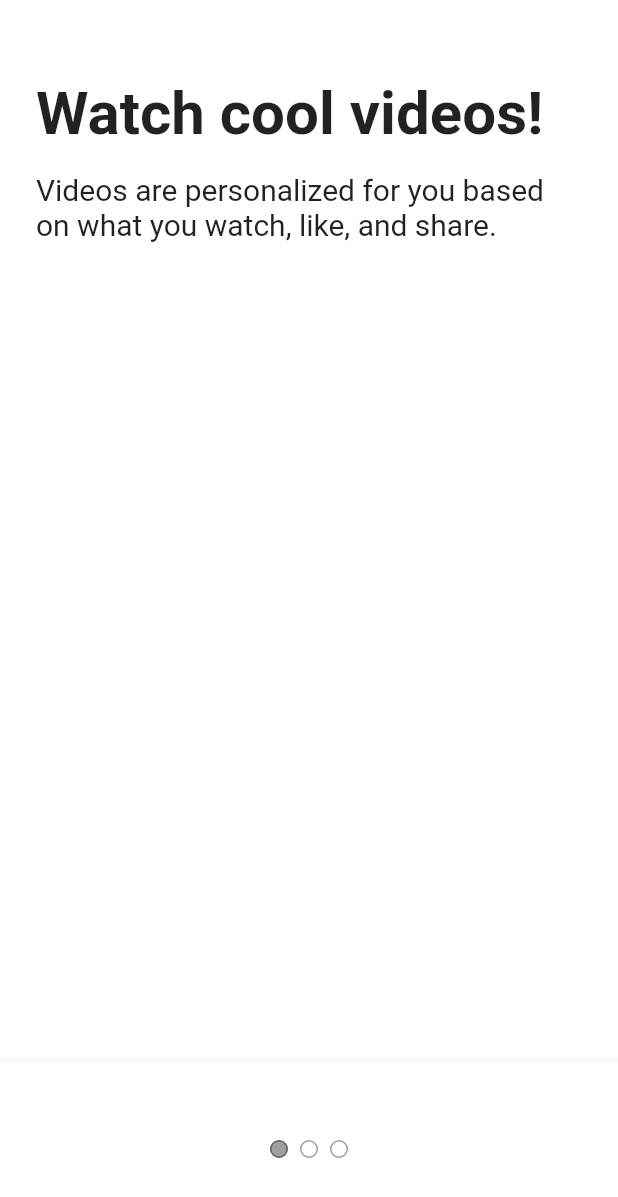
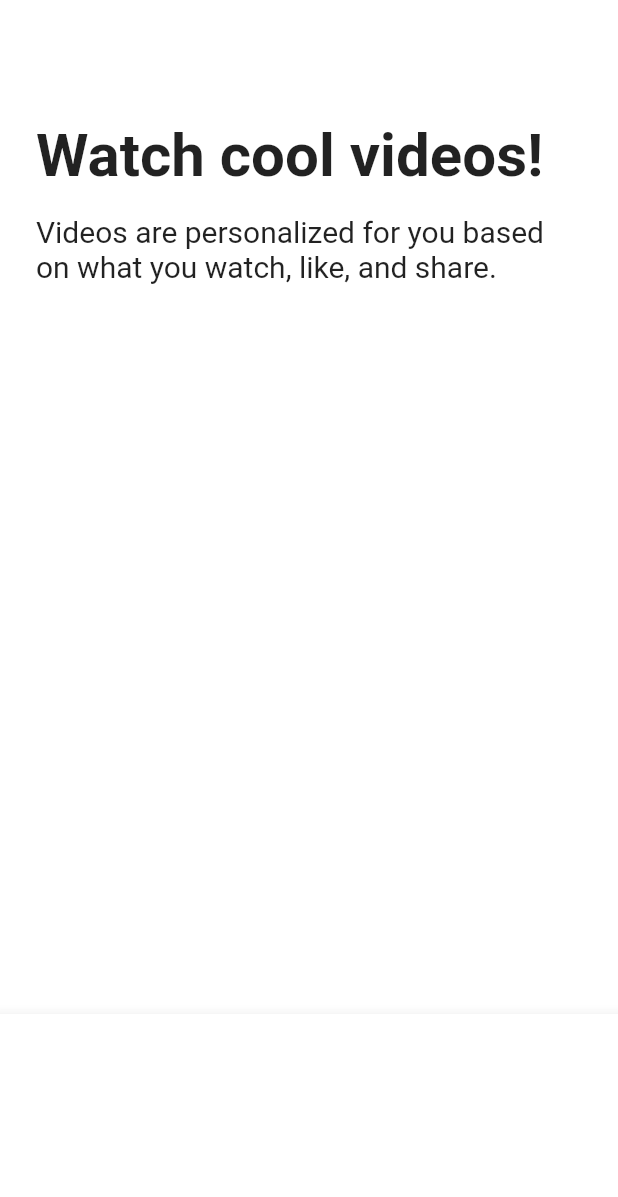
Before and after one commit to HyungwonJin/tiktok, a Flutter app: the TutorialScreen screen opened directly, on a phone screen of 412 x 824 dp. Shown: the top 1197 px of the screen. Run offline on Flutter 3.47's test engine with Material 2 defaults, Android fonts, the phone set to English and light mode, and no system bars; our stand-ins replace font_awesome_flutter.

```diff
--- a/lib/features/onboarding/tutorial_screen.dart
+++ b/lib/features/onboarding/tutorial_screen.dart
@@ -1,6 +1,11 @@
+import 'package:flutter/cupertino.dart';
 import 'package:flutter/material.dart';
 import 'package:tiktok_clone/constants/gaps.dart';
 import 'package:tiktok_clone/constants/sizes.dart';
+
+enum Direction { left, right }
+
+enum Page { first, second }
 
 class TutorialScreen extends StatefulWidget {
   const TutorialScreen({super.key});
@@ -10,20 +15,45 @@ class TutorialScreen extends StatefulWidget {
 }
 
 class _TutorialScreenState extends State<TutorialScreen> {
+  Direction _direction = Direction.right;
+  Page _showingPage = Page.first;
+
+  void _onPanUpdate(DragUpdateDetails details) {
+    if (details.delta.dx > 0) {
+      setState(() {
+        _direction = Direction.right;
+      });
+    } else {
+      _direction = Direction.left;
+    }
+  }
+
+  void _onPanEnd(DragEndDetails details) {
+    if (_direction == Direction.left) {
+      setState(() {
+        _showingPage = Page.second;
+      });
+    } else {
+      setState(() {
+        _showingPage = Page.first;
+      });
+    }
+  }
+
   @override
   Widget build(BuildContext context) {
-    return DefaultTabController(
-      length: 3,
+    return GestureDetector(
+      onPanUpdate: _onPanUpdate,
+      onPanEnd: _onPanEnd,
       child: Scaffold(
-        body: const SafeArea(
-          child: TabBarView(
-            children: [
-              Padding(
-                padding: EdgeInsets.symmetric(horizontal: Sizes.size24),
-                child: Column(
+        body: Padding(
+          padding: const EdgeInsets.symmetric(horizontal: Sizes.size24),
+          child: SafeArea(
+            child: AnimatedCrossFade(
+              firstChild: const Column(
                 crossAxisAlignment: CrossAxisAlignment.start,
                 children: [
-                    Gaps.v52,
+                  Gaps.v80,
                   Text(
                     "Watch cool videos!",
                     style: TextStyle(
@@ -40,15 +70,12 @@ class _TutorialScreenState extends State<TutorialScreen> {
                   )
                 ],
               ),
-              ),
-              Padding(
-                padding: EdgeInsets.symmetric(horizontal: Sizes.size24),
-                child: Column(
+              secondChild: const Column(
                 crossAxisAlignment: CrossAxisAlignment.start,
                 children: [
-                    Gaps.v52,
+                  Gaps.v80,
                   Text(
-                      "2!",
+                    "Follow the rules",
                     style: TextStyle(
                       fontSize: Sizes.size40,
                       fontWeight: FontWeight.bold,
@@ -56,54 +83,36 @@ class _TutorialScreenState extends State<TutorialScreen> {
                   ),
                   Gaps.v16,
                   Text(
-                      "Videos are personalized for you based on what you watch, like, and share.",
+                    "Take care of one another. Be respectful. Don't spam. Have fun!",
                     style: TextStyle(
                       fontSize: Sizes.size20,
                     ),
                   )
                 ],
               ),
+              crossFadeState: _showingPage == Page.first
+                  ? CrossFadeState.showFirst
+                  : CrossFadeState.showSecond,
+              duration: const Duration(milliseconds: 300),
             ),
-              Padding(
-                padding: EdgeInsets.symmetric(horizontal: Sizes.size24),
-                child: Column(
-                  crossAxisAlignment: CrossAxisAlignment.start,
-                  children: [
-                    Gaps.v52,
-                    Text(
-                      "3!",
-                      style: TextStyle(
-                        fontSize: Sizes.size40,
-                        fontWeight: FontWeight.bold,
-                      ),
-                    ),
-                    Gaps.v16,
-                    Text(
-                      "Videos are personalized for you based on what you watch, like, and share.",
-                      style: TextStyle(
-                        fontSize: Sizes.size20,
-                      ),
-                    )
-                  ],
-                ),
-              ),
-            ],
           ),
         ),
         bottomNavigationBar: BottomAppBar(
-          child: Container(
+          child: Padding(
             padding: const EdgeInsets.symmetric(
               vertical: Sizes.size48,
+              horizontal: Sizes.size24,
             ),
-              child: const Row(
-                mainAxisAlignment: MainAxisAlignment.center,
-                children: [
-                  TabPageSelector(
-                    color: Colors.white,
-                    selectedColor: Colors.black38,
-                  )
-                ],
-              )),
+            child: AnimatedOpacity(
+              opacity: _showingPage == Page.first ? 0 : 1,
+              duration: const Duration(milliseconds: 300),
+              child: CupertinoButton(
+                onPressed: () {},
+                color: Theme.of(context).primaryColor,
+                child: const Text("Enter the app!"),
+              ),
+            ),
+          ),
         ),
       ),
     );
```
Lines whose indentation alone changed are shown as unchanged.
